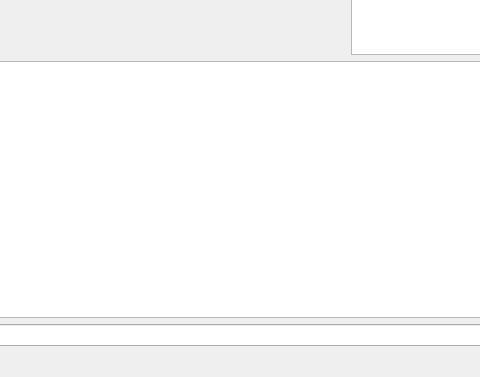
This is mainwindow.ui in robotadasufsc/Exposer-Gui as Qt 5 draws it before an edit; both pictures show x 137 to 617 and y 231 to 608 of the 753 by 608 pixel window. The edited form follows.
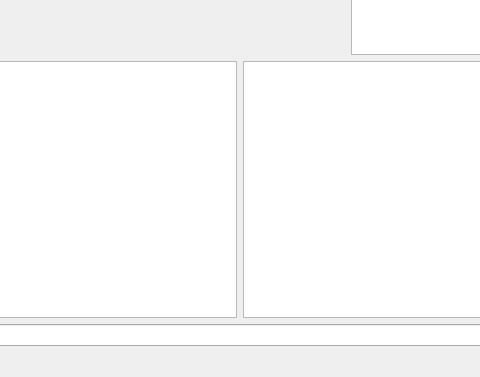
This is the edited form. Custom widgets are drawn as their Qt base class.

What changed in the file:
```diff
--- a/mainwindow.ui
+++ b/mainwindow.ui
@@ -82,7 +82,14 @@
      </layout>
     </item>
     <item>
+     <layout class="QHBoxLayout" name="horizontalLayout_3">
+      <item>
      <widget class="QPlainTextEdit" name="console"/>
+      </item>
+      <item>
+       <widget class="QTableWidget" name="table"/>
+      </item>
+     </layout>
     </item>
     <item>
      <widget class="QLineEdit" name="comm"/>
```
Lines whose indentation alone changed are shown as unchanged.
